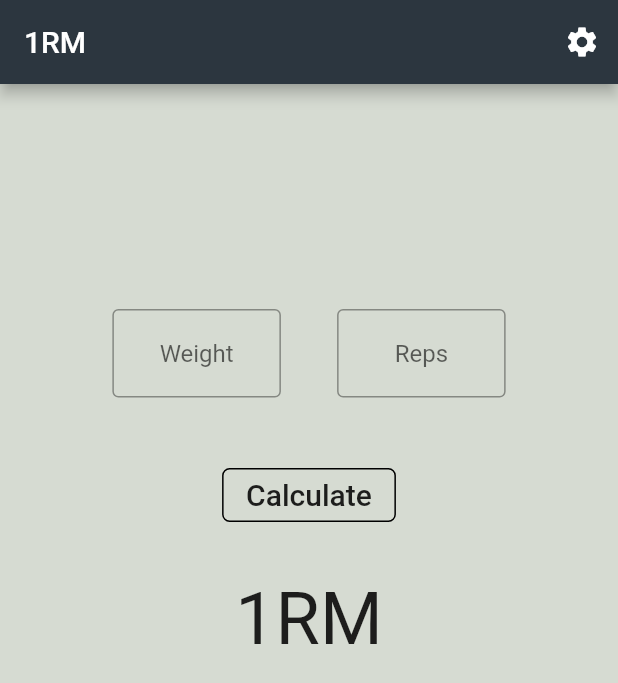
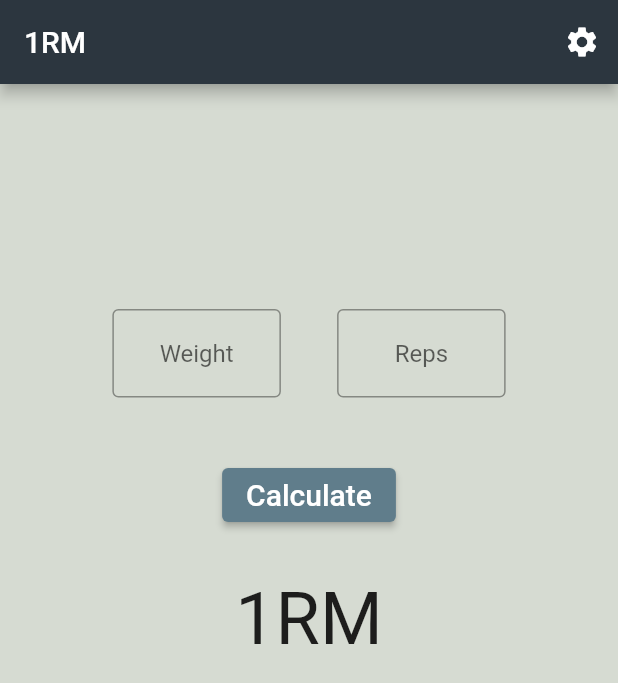
Before and after one commit to othman98shawgan/one-rep-max-calc, a Flutter app: the screen it shows after launch, on a phone screen of 412 x 824 dp. Shown: the top 683 px of the screen. Run offline on Flutter 3.47's test engine with Material 2 defaults, Android fonts, the light colour scheme and no system bars; our stand-ins replace settings_ui, shared_preferences.

Commit message:
#3: change material button to elevated button

```diff
--- a/lib/ui/home_page.dart
+++ b/lib/ui/home_page.dart
@@ -107,7 +107,7 @@ class _MyHomePageState extends State<MyHomePage> {
                         const SizedBox(
                           height: 20,
                         ),
-                        MaterialButton(
+                        ElevatedButton(
                           onPressed: () {
                             FocusScope.of(context).unfocus();
                             if (_formKey.currentState!.validate()) {
@@ -133,11 +133,6 @@ class _MyHomePageState extends State<MyHomePage> {
                               res = '$maxStringNum.$maxStringFractions';
                             }
                           },
-                          shape: RoundedRectangleBorder(
-                            borderRadius: BorderRadius.circular(5.0),
-                            side: BorderSide(color: Theme.of(context).colorScheme.secondary),
-                          ),
-                          elevation: 5.0,
                           child: const Text('Calculate',
                               style: TextStyle(
                                 fontSize: 20,
```
